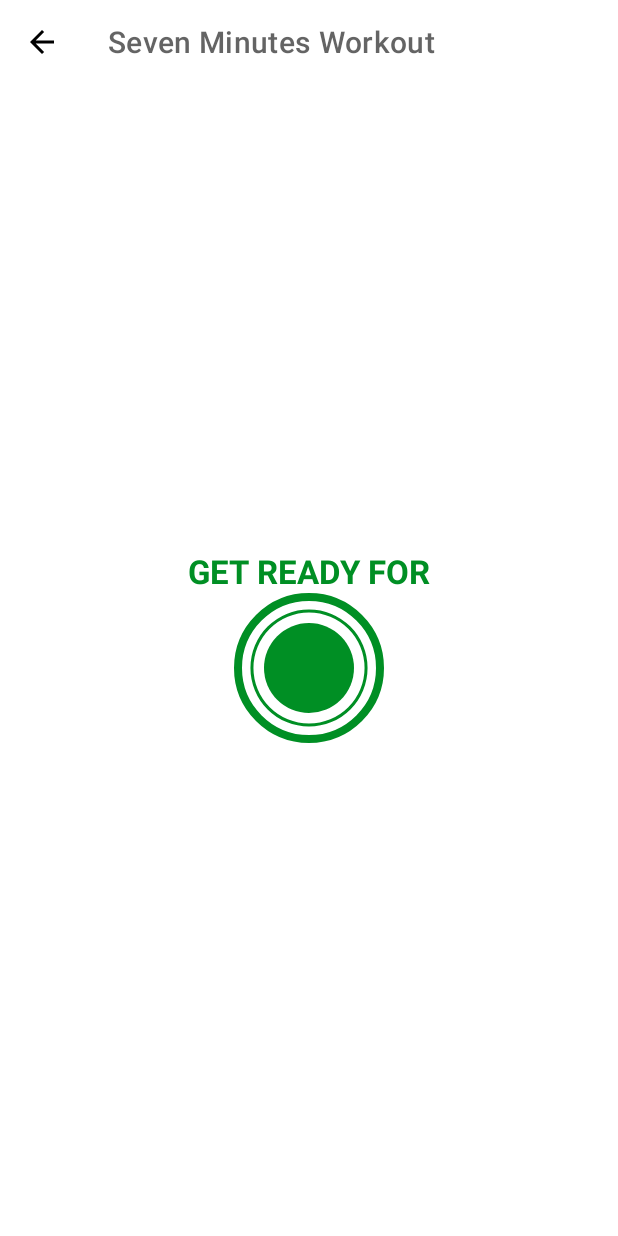
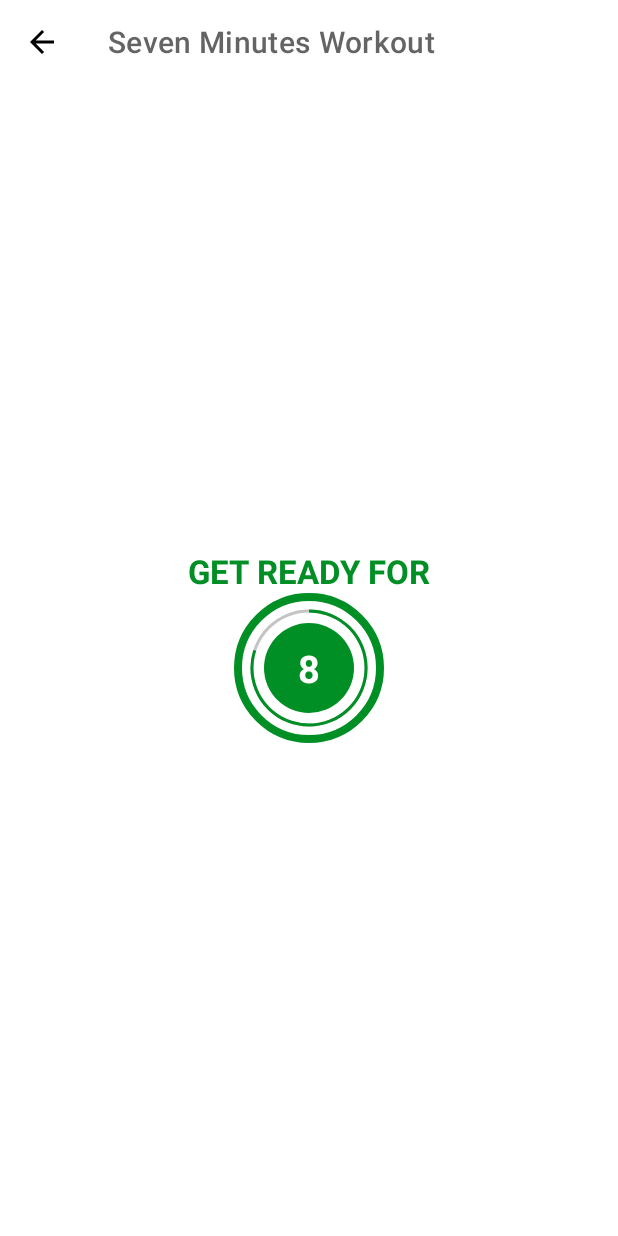
Before and after one commit to ellisit/7MinutesWorkOut, an Android app: the ExerciseActivity screen opened directly, with no data from a screen before it, on a phone screen of 412 x 824 dp. Run offline under Robolectric (Android 15) with nearby library versions, the phone set to English and light mode, and no system bars.

Commit message:
add exercise count down timer

```diff
--- a/app/src/main/java/com/eliott/training/sevenminutesworkout/ExerciseActivity.kt
+++ b/app/src/main/java/com/eliott/training/sevenminutesworkout/ExerciseActivity.kt
@@ -1,11 +1,22 @@
 package com.eliott.training.sevenminutesworkout
 
 import android.os.Bundle
+import android.os.CountDownTimer
+import android.view.View
+import android.widget.Toast
 import androidx.appcompat.app.AppCompatActivity
 import com.eliott.training.sevenminutesworkout.databinding.ActivityExerciseBinding
 
 class ExerciseActivity : AppCompatActivity() {
     private var binding: ActivityExerciseBinding? = null
+
+    private var restTimer: CountDownTimer? = null
+    private var restProgress = 0
+
+    private var exerciseTimer: CountDownTimer? = null
+    private var exerciseProgress = 0
+
+
 
     override fun onCreate(savedInstanceState: Bundle?) {
         super.onCreate(savedInstanceState)
@@ -14,12 +25,83 @@
 
         setSupportActionBar(binding?.toolbarExercise)
 
-        if (supportActionBar != null){
+        if (supportActionBar != null) {
             supportActionBar?.setDisplayHomeAsUpEnabled(true)
         }
 
         binding?.toolbarExercise?.setNavigationOnClickListener() {
             onBackPressed()
         }
+
+        setupRestView()
+    }
+
+    private fun setRestProgressBar() {
+        binding?.progressbar?.progress = restProgress
+        restTimer = object : CountDownTimer(10000, 1000) {
+
+            override fun onTick(p0: Long) {
+                restProgress++
+                binding?.progressbar?.progress = 10 - restProgress
+                binding?.tvTimer?.text = (10 - restProgress).toString()
+            }
+
+            override fun onFinish() {
+                setupExerciseView()
+            }
+        }.start()
+    }
+
+    private fun setExerciseProgressBar() {
+        binding?.progressBarExercise?.progress = exerciseProgress
+
+        exerciseTimer = object : CountDownTimer(30000, 1000) {
+            override fun onTick(millisUntilFinished: Long) {
+                exerciseProgress++
+                binding?.progressBarExercise?.progress = 30 - exerciseProgress
+                binding?.tvTimerExercise?.text = (30 - exerciseProgress).toString()
+            }
+
+            override fun onFinish() {
+                Toast.makeText(
+                    this@ExerciseActivity,
+                    "This is 30 seconds completed so now we will add all the exercises.",
+                    Toast.LENGTH_SHORT
+                ).show()
+            }
+        }.start()
+    }
+
+
+    override fun onDestroy() {
+        super.onDestroy()
+        if (restTimer != null) {
+            restTimer?.cancel()
+            restProgress = 0
+        }
+        binding = null
+    }
+
+    private fun setupExerciseView() {
+
+        binding?.flProgressBar?.visibility = View.INVISIBLE
+        binding?.tvTitle?.text = "Exercise Name"
+        binding?.flExerciseView?.visibility = View.VISIBLE
+
+        if (exerciseTimer != null) {
+            exerciseTimer?.cancel()
+            exerciseProgress = 0
+        }
+
+        setExerciseProgressBar()
+    }
+
+    private fun setupRestView() {
+        if (restTimer != null) {
+            restTimer?.cancel()
+            restProgress = 0
+        }
+
+        setRestProgressBar()
     }
 }
--- a/app/src/main/res/drawable/circular_progressbar_grey.xml
+++ b/app/src/main/res/drawable/circular_progressbar_grey.xml
@@ -5,7 +5,7 @@
             android:innerRadiusRatio="2.7"
             android:shape="ring"
             android:thicknessRatio="50.0"
-            android:useLevel="true">
+            android:useLevel="false">
 
             <solid android:color="@color/light_grey"/>
         </shape>
--- a/app/src/main/res/layout/activity_exercise.xml
+++ b/app/src/main/res/layout/activity_exercise.xml
@@ -76,4 +76,48 @@
 
     </FrameLayout>
 
+    <FrameLayout
+        android:id="@+id/flExerciseView"
+        android:layout_width="100dp"
+        android:layout_height="100dp"
+        android:layout_marginTop="10dp"
+        android:visibility="gone"
+        tools:visibility="visible"
+        android:background="@drawable/item_circular_color_accent_border"
+        app:layout_constraintBottom_toBottomOf="parent"
+        app:layout_constraintEnd_toEndOf="parent"
+        app:layout_constraintStart_toStartOf="parent"
+        app:layout_constraintTop_toBottomOf="@id/toolbarExercise">
+
+        <ProgressBar
+            android:id="@+id/progressBarExercise"
+            style="?android:attr/progressBarStyleHorizontal"
+            android:layout_width="100dp"
+            android:layout_height="100dp"
+            android:layout_gravity="center"
+            android:background="@drawable/circular_progressbar_grey"
+            android:indeterminate="false"
+            android:max="30"
+            android:progress="300"
+            android:progressDrawable="@drawable/circular_progressbar"
+            android:rotation="-90" />
+
+        <LinearLayout
+            android:layout_width="60dp"
+            android:layout_height="60dp"
+            android:layout_gravity="center"
+            android:background="@drawable/item_circular_color_accent_background"
+            android:gravity="center">
+
+            <TextView
+                android:id="@+id/tvTimerExercise"
+                android:layout_width="wrap_content"
+                android:layout_height="wrap_content"
+                android:textColor="#FFFFFF"
+                android:textSize="25sp"
+                android:textStyle="bold"
+                tools:text="10" />
+        </LinearLayout>
+    </FrameLayout>
+
 </androidx.constraintlayout.widget.ConstraintLayout>
```
